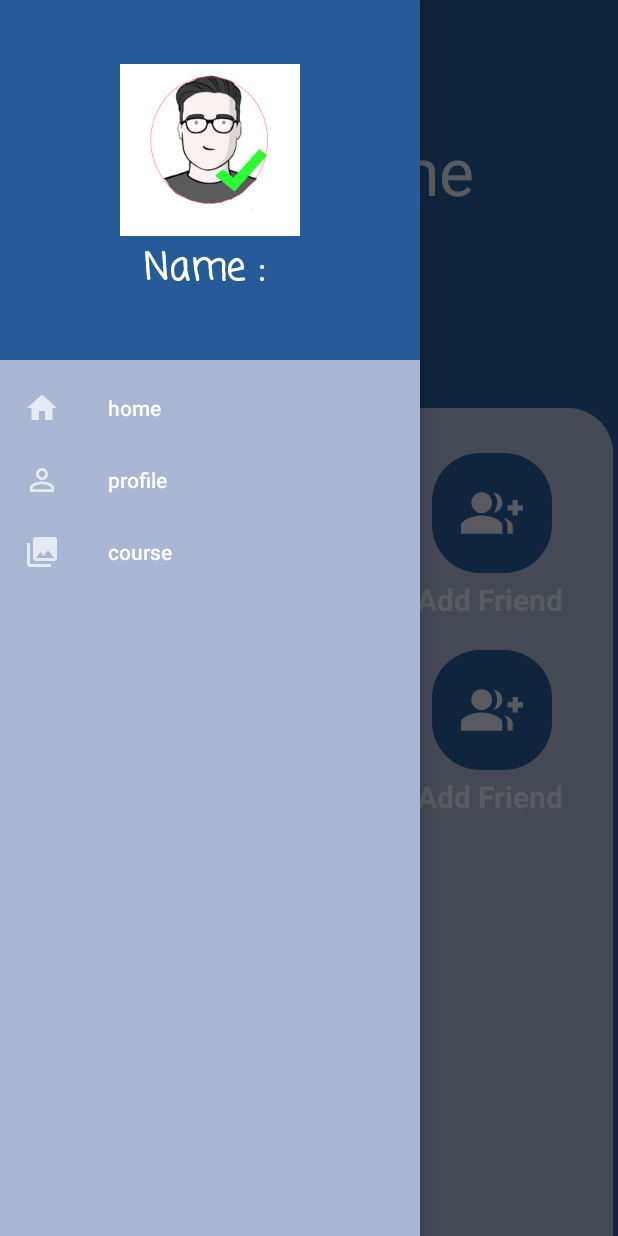
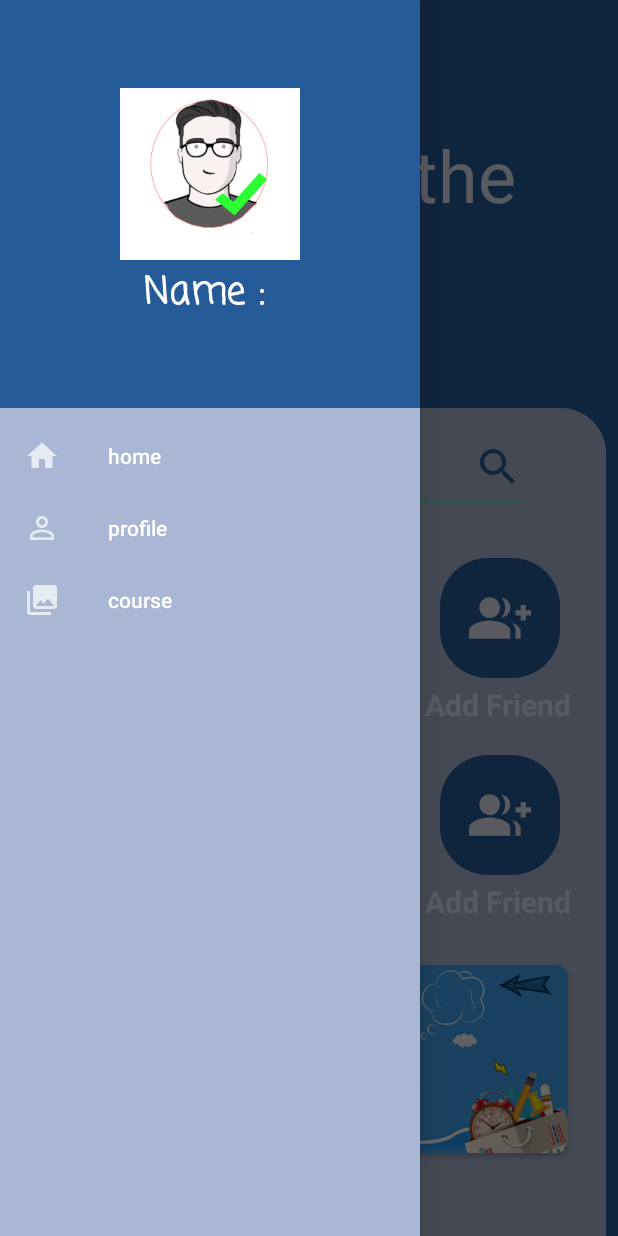
Before and after one commit to Hemantlodha/Database_Management_App, an Android app: the screen it shows after launch (MainActivity), with the side drawer open, on a phone screen of 412 x 824 dp. Run offline under Robolectric (Android 15) with nearby library versions, the phone set to English and light mode, and no system bars.

Commit message:
First Project on github

```diff
--- /dev/null
+++ b/app/src/main/res/drawable/baseline_search_24.xml
@@ -0,0 +1,5 @@
+<vector android:height="32dp" android:tint="#265B99"
+    android:viewportHeight="24" android:viewportWidth="24"
+    android:width="32dp" xmlns:android="http://schemas.android.com/apk/res/android">
+    <path android:fillColor="@android:color/white" android:pathData="M15.5,14h-0.79l-0.28,-0.27C15.41,12.59 16,11.11 16,9.5 16,5.91 13.09,3 9.5,3S3,5.91 3,9.5 5.91,16 9.5,16c1.61,0 3.09,-0.59 4.23,-1.57l0.27,0.28v0.79l5,4.99L20.49,19l-4.99,-5zM9.5,14C7.01,14 5,11.99 5,9.5S7.01,5 9.5,5 14,7.01 14,9.5 11.99,14 9.5,14z"/>
+</vector>
--- a/app/src/main/res/layout/activity_main.xml
+++ b/app/src/main/res/layout/activity_main.xml
@@ -45,13 +45,12 @@
             app:titleTextColor="@color/white"
             tools:ignore="MissingConstraints"
             tools:layout_editor_absoluteY="1dp"></androidx.appcompat.widget.Toolbar>
-
         <TextView
             android:id="@+id/textView2"
             android:layout_width="match_parent"
             android:layout_height="152dp"
             android:paddingLeft="10dp"
-            android:textSize="44sp"
+            android:textSize="48sp"
             android:text="Welcome to the StuData"
             app:layout_constraintBottom_toTopOf="@+id/constraintLayout"
             app:layout_constraintEnd_toEndOf="parent"
@@ -62,7 +61,7 @@
 
         <androidx.constraintlayout.widget.ConstraintLayout
             android:id="@+id/constraintLayout"
-            android:layout_width="405dp"
+            android:layout_width="395dp"
             android:layout_height="552dp"
             android:background="@drawable/background_blue"
             app:layout_constraintBottom_toBottomOf="parent"
@@ -70,11 +69,25 @@
             app:layout_constraintHorizontal_bias="0.5"
             app:layout_constraintStart_toStartOf="parent">
 
+            <EditText
+                android:id="@+id/editTextTextPersonName"
+                android:layout_width="match_parent"
+                android:layout_height="70dp"
+                android:layout_marginStart="52dp"
+                android:layout_marginEnd="52dp"
+                android:drawableEnd="@drawable/baseline_search_24"
+                android:ems="10"
+                android:hint="Search for.."
+                android:inputType="textPersonName"
+                android:paddingTop="20dp"
+                app:layout_constraintTop_toTopOf="parent" />
+
             <TableLayout
                 android:layout_width="match_parent"
-                android:layout_height="match_parent"
+                android:layout_height="wrap_content"
                 android:paddingLeft="24dp"
-                android:paddingTop="30dp">
+                android:paddingTop="30dp"
+                app:layout_constraintTop_toBottomOf="@id/editTextTextPersonName">
 
                 <TableRow
                     android:layout_width="match_parent"
@@ -120,9 +133,8 @@
                     <LinearLayout
                         android:layout_width="100dp"
                         android:layout_height="wrap_content"
-                        android:orientation="vertical"
                         android:layout_marginLeft="25dp"
-                       >
+                        android:orientation="vertical">
 
                         <androidx.constraintlayout.widget.ConstraintLayout
                             android:layout_width="80dp"
@@ -159,8 +171,8 @@
                     <LinearLayout
                         android:layout_width="100dp"
                         android:layout_height="wrap_content"
-                        android:orientation="vertical"
-                        android:layout_marginLeft="25dp">
+                        android:layout_marginLeft="25dp"
+                        android:orientation="vertical">
 
                         <androidx.constraintlayout.widget.ConstraintLayout
                             android:layout_width="80dp"
@@ -240,8 +252,8 @@
                     <LinearLayout
                         android:layout_width="100dp"
                         android:layout_height="wrap_content"
-                        android:orientation="vertical"
-                        android:layout_marginLeft="25dp">
+                        android:layout_marginLeft="25dp"
+                        android:orientation="vertical">
 
                         <androidx.constraintlayout.widget.ConstraintLayout
                             android:layout_width="80dp"
@@ -278,8 +290,8 @@
                     <LinearLayout
                         android:layout_width="100dp"
                         android:layout_height="wrap_content"
-                        android:orientation="vertical"
-                        android:layout_marginLeft="25dp">
+                        android:layout_marginLeft="25dp"
+                        android:orientation="vertical">
 
                         <androidx.constraintlayout.widget.ConstraintLayout
                             android:layout_width="80dp"
@@ -314,9 +326,40 @@
                     </LinearLayout>
                 </TableRow>
             </TableLayout>
+
+            <androidx.constraintlayout.widget.ConstraintLayout
+                android:layout_width="355dp"
+                android:layout_height="136dp"
+                android:layout_marginLeft="10dp"
+                android:layout_marginRight="10dp"
+                app:layout_constraintBottom_toBottomOf="parent"
+                app:layout_constraintEnd_toEndOf="parent"
+                android:layout_marginBottom="50dp"
+                app:layout_constraintHorizontal_bias="0.5"
+                app:layout_constraintStart_toStartOf="parent"
+                app:layout_constraintTop_toTopOf="@id/editTextTextPersonName"
+                app:layout_constraintVertical_bias="1.0">
+
+                <androidx.cardview.widget.CardView
+                    android:layout_width="match_parent"
+                    android:layout_height="match_parent"
+                    app:cardCornerRadius="8dp"
+                    android:layout_margin="5dp"
+                    android:elevation="10dp">
+                <ImageView
+                    android:id="@+id/imageView"
+                    android:layout_width="wrap_content"
+                    android:layout_height="wrap_content"
+                    app:layout_constraintBottom_toBottomOf="parent"
+                    app:layout_constraintEnd_toEndOf="parent"
+                    app:layout_constraintHorizontal_bias="0.5"
+                    android:background="@drawable/shadow"
+                    app:layout_constraintStart_toStartOf="parent"
+                    app:layout_constraintTop_toTopOf="parent"
+                    app:srcCompat="@drawable/img" />
+                </androidx.cardview.widget.CardView>
+            </androidx.constraintlayout.widget.ConstraintLayout>
         </androidx.constraintlayout.widget.ConstraintLayout>
-
-
     </androidx.constraintlayout.widget.ConstraintLayout>
 
 </androidx.drawerlayout.widget.DrawerLayout>
--- a/app/src/main/res/layout/slide.xml
+++ b/app/src/main/res/layout/slide.xml
@@ -1,7 +1,7 @@
 <?xml version="1.0" encoding="utf-8"?>
 <LinearLayout xmlns:android="http://schemas.android.com/apk/res/android"
     android:layout_width="match_parent"
-    android:layout_height="240dp"
+    android:layout_height="272dp"
     xmlns:app="http://schemas.android.com/apk/res-auto"
     android:background="#265B99"
     android:orientation="vertical"
@@ -11,7 +11,7 @@
         <ImageView
             android:layout_width="120dp"
             android:layout_height="120dp"
-            app:srcCompat="@drawable/img"></ImageView>
+            app:srcCompat="@drawable/img1"></ImageView>
 
     <TextView
         android:layout_width="wrap_content"
```
Also changed, not shown: app/src/main/res/drawable-v24/img1.png (renamed from app/src/main/res/drawable-v24/img.png), app/src/main/res/drawable-v24/img_1.png (deleted), app/src/main/res/drawable/img.png (added).
